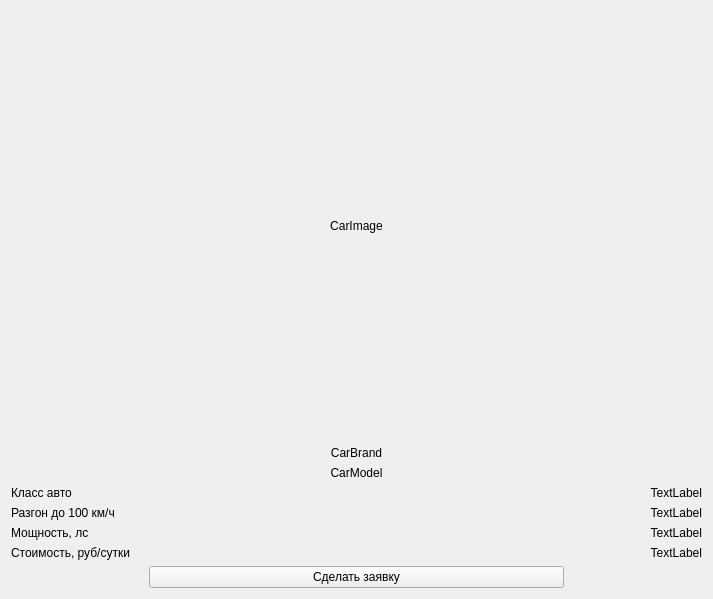
Qt form ViewModels/MainApplicationViewModels/NestedViewModels/CarCard/carcardviewmodel.ui (SisAdminNsk/CarRentalClient) before a commit.
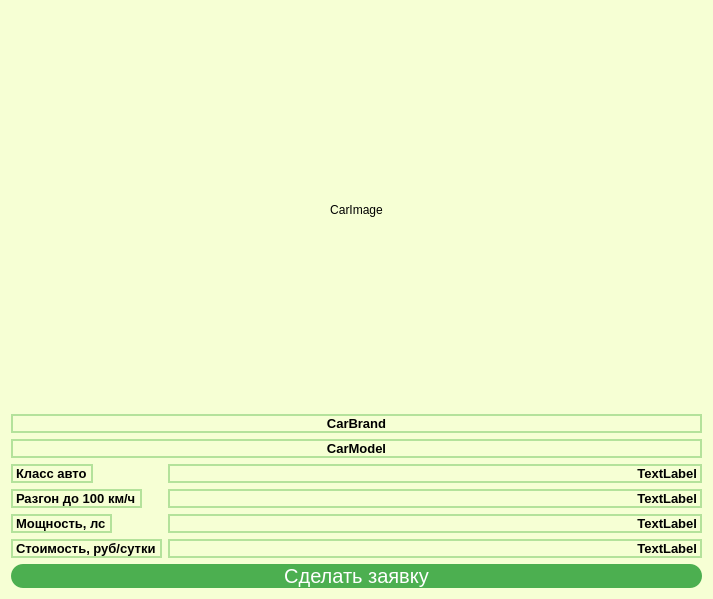
The same form after that commit.

```diff
--- a/ViewModels/MainApplicationViewModels/NestedViewModels/CarCard/carcardviewmodel.ui
+++ b/ViewModels/MainApplicationViewModels/NestedViewModels/CarCard/carcardviewmodel.ui
@@ -13,6 +13,11 @@
   <property name="windowTitle">
    <string>Form</string>
   </property>
+  <property name="styleSheet">
+   <string notr="true">QWidget {
+background-color: rgb(246, 255, 212);
+}</string>
+  </property>
   <layout class="QVBoxLayout" name="verticalLayout_2" stretch="2,0,0,0,0">
    <item>
     <widget class="QLabel" name="carImage">
@@ -26,6 +31,15 @@
    </item>
    <item>
     <widget class="QLabel" name="carBrandName">
+     <property name="styleSheet">
+      <string notr="true">QLabel {
+	border: 1.5px solid rgb(180,226,155);
+	border-radius: 50px;
+}QLabel{
+	font-size: 10pt;
+	font-weight: 600;
+}</string>
+     </property>
      <property name="text">
       <string>CarBrand</string>
      </property>
@@ -36,6 +50,15 @@
    </item>
    <item>
     <widget class="QLabel" name="carModelName">
+     <property name="styleSheet">
+      <string notr="true">QLabel {
+	border: 1.5px solid rgb(180,226,155);
+	border-radius: 50px;
+}QLabel{
+	font-size: 10pt;
+	font-weight: 600;
+}</string>
+     </property>
      <property name="text">
       <string>CarModel</string>
      </property>
@@ -48,6 +71,15 @@
     <layout class="QFormLayout" name="formLayout_2">
      <item row="0" column="0">
       <widget class="QLabel" name="label_8">
+       <property name="styleSheet">
+        <string notr="true">QLabel {
+	border: 1.5px solid rgb(180,226,155);
+	border-radius: 50px;
+}QLabel{
+	font-size: 10pt;
+	font-weight: 600;
+}</string>
+       </property>
        <property name="text">
         <string>Класс авто</string>
        </property>
@@ -55,6 +87,15 @@
      </item>
      <item row="0" column="1">
       <widget class="QLabel" name="carClass">
+       <property name="styleSheet">
+        <string notr="true">QLabel {
+	border: 1.5px solid rgb(180,226,155);
+	border-radius: 50px;
+}QLabel{
+	font-size: 10pt;
+	font-weight: 600;
+}</string>
+       </property>
        <property name="text">
         <string>TextLabel</string>
        </property>
@@ -65,6 +106,15 @@
      </item>
      <item row="1" column="0">
       <widget class="QLabel" name="label_10">
+       <property name="styleSheet">
+        <string notr="true">QLabel {
+	border: 1.5px solid rgb(180,226,155);
+	border-radius: 50px;
+}QLabel{
+	font-size: 10pt;
+	font-weight: 600;
+}</string>
+       </property>
        <property name="text">
         <string>Разгон до 100 км/ч</string>
        </property>
@@ -72,6 +122,15 @@
      </item>
      <item row="1" column="1">
       <widget class="QLabel" name="carAcseleration">
+       <property name="styleSheet">
+        <string notr="true">QLabel {
+	border: 1.5px solid rgb(180,226,155);
+	border-radius: 50px;
+}QLabel{
+	font-size: 10pt;
+	font-weight: 600;
+}</string>
+       </property>
        <property name="text">
         <string>TextLabel</string>
        </property>
@@ -82,6 +141,15 @@
      </item>
      <item row="2" column="0">
       <widget class="QLabel" name="label_12">
+       <property name="styleSheet">
+        <string notr="true">QLabel {
+	border: 1.5px solid rgb(180,226,155);
+	border-radius: 50px;
+}QLabel{
+	font-size: 10pt;
+	font-weight: 600;
+}</string>
+       </property>
        <property name="text">
         <string>Мощность, лс</string>
        </property>
@@ -89,6 +157,15 @@
      </item>
      <item row="2" column="1">
       <widget class="QLabel" name="carPower">
+       <property name="styleSheet">
+        <string notr="true">QLabel {
+	border: 1.5px solid rgb(180,226,155);
+	border-radius: 50px;
+}QLabel{
+	font-size: 10pt;
+	font-weight: 600;
+}</string>
+       </property>
        <property name="text">
         <string>TextLabel</string>
        </property>
@@ -99,6 +176,15 @@
      </item>
      <item row="3" column="0">
       <widget class="QLabel" name="label_14">
+       <property name="styleSheet">
+        <string notr="true">QLabel {
+	border: 1.5px solid rgb(180,226,155);
+	border-radius: 50px;
+}QLabel{
+	font-size: 10pt;
+	font-weight: 600;
+}</string>
+       </property>
        <property name="text">
         <string>Стоимость, руб/сутки</string>
        </property>
@@ -106,6 +192,15 @@
      </item>
      <item row="3" column="1">
       <widget class="QLabel" name="rentalPrice">
+       <property name="styleSheet">
+        <string notr="true">QLabel {
+	border: 1.5px solid rgb(180,226,155);
+	border-radius: 50px;
+}QLabel{
+	font-size: 10pt;
+	font-weight: 600;
+}</string>
+       </property>
        <property name="text">
         <string>TextLabel</string>
        </property>
@@ -117,40 +212,35 @@
     </layout>
    </item>
    <item>
-    <layout class="QHBoxLayout" name="horizontalLayout_7" stretch="1,3,1">
-     <item>
-      <spacer name="horizontalSpacer_4">
-       <property name="orientation">
-        <enum>Qt::Orientation::Horizontal</enum>
-       </property>
-       <property name="sizeHint" stdset="0">
-        <size>
-         <width>40</width>
-         <height>20</height>
-        </size>
-       </property>
-      </spacer>
-     </item>
+    <layout class="QHBoxLayout" name="horizontalLayout_7" stretch="3">
      <item>
       <widget class="QPushButton" name="createOrder">
+       <property name="styleSheet">
+        <string notr="true">QPushButton{
+	background-color: #4CAF50;
+	color: white;
+	border: none;
+	text-align: center;
+	text-decoration: none;
+	display: inline-block;
+	font-size: 20px;
+	cursor: pointer;
+	border-radius: 12px;
+}
+
+QPushButton:hover{
+	background-color: #45a049;
+}
+
+QPushButton:pressed{
+	background-color: #3e8e41;
+}</string>
+       </property>
        <property name="text">
         <string>Сделать заявку</string>
        </property>
       </widget>
      </item>
-     <item>
-      <spacer name="horizontalSpacer_3">
-       <property name="orientation">
-        <enum>Qt::Orientation::Horizontal</enum>
-       </property>
-       <property name="sizeHint" stdset="0">
-        <size>
-         <width>40</width>
-         <height>20</height>
-        </size>
-       </property>
-      </spacer>
-     </item>
     </layout>
    </item>
   </layout>
```
